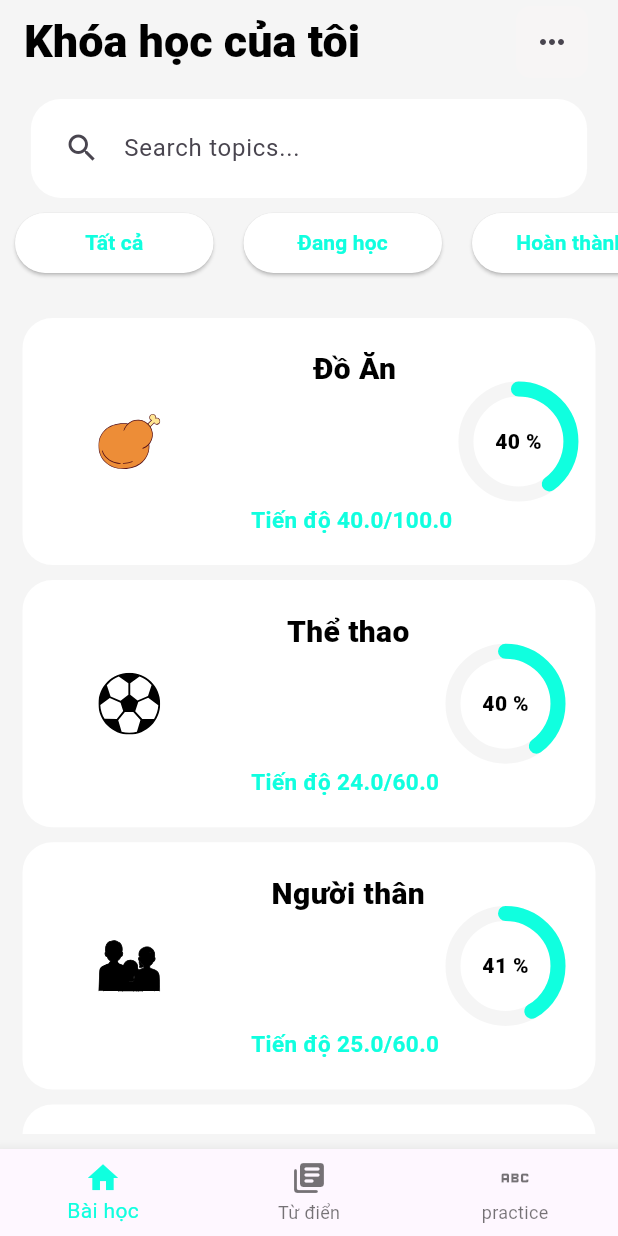
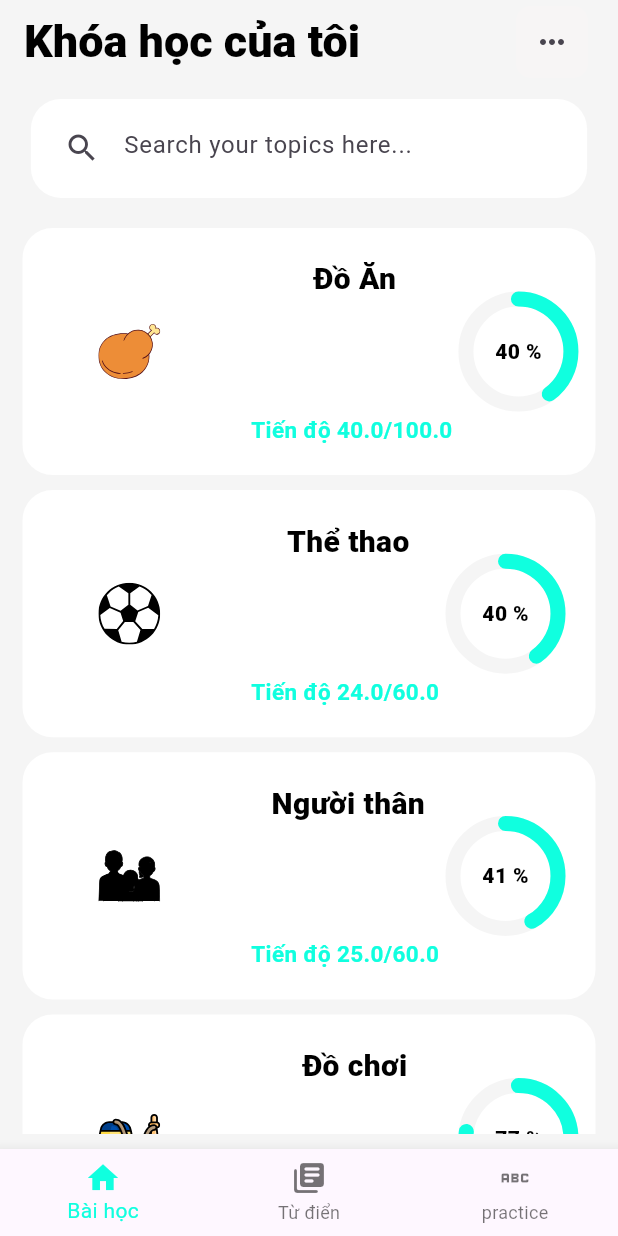
Before and after one commit to GDSC-UIT/LinkingSign-mobile, a Flutter app: the screen it shows after launch, on a phone screen of 412 x 824 dp. Run offline on Flutter 3.47's test engine with Material 3 defaults, Android fonts, the phone set to English and light mode, and no system bars; drawn by our look-alikes of percent_indicator; our stand-ins replace flutter_svg, get, searchfield; missing offline and left inert: dart:ffi.

Commit message:
already buit dictionary screens

```diff
--- a/lib/controller/topic_list_controller.dart
+++ b/lib/controller/topic_list_controller.dart
@@ -1,5 +1,5 @@
 import 'package:get/state_manager.dart';
-import 'package:vsa_mobile/database/wordtopic.dart';
+import 'package:vsa_mobile/database/wordtopic_model.dart';
 
 class TopicsController extends GetxController {
   // List<WordTopic> topics = <WordTopic>[].obs;
--- a/lib/main.dart
+++ b/lib/main.dart
@@ -2,7 +2,8 @@ import 'package:flutter/material.dart';
 import 'package:vsa_mobile/const/color.dart';
 import 'package:vsa_mobile/screens/my_home.dart';
 
-void main() {
+Future<void> main() async {
+  WidgetsFlutterBinding.ensureInitialized();
   runApp(const MyApp());
 }
 
--- a/lib/screens/lesson_view.dart
+++ b/lib/screens/lesson_view.dart
@@ -1,10 +1,9 @@
 import 'package:flutter/material.dart';
 import 'package:searchfield/searchfield.dart';
 import 'package:vsa_mobile/const/color.dart';
+import 'package:vsa_mobile/widgets/searching_bar.dart';
 import 'package:vsa_mobile/widgets/text_button_custom.dart';
 import 'package:vsa_mobile/widgets/word_topics_list.dart';
-
-var topicsdata = ["Đồ ăn", "Thức uống", "nước chanh"];
 
 class LessonView extends StatelessWidget {
   const LessonView({super.key});
@@ -16,51 +15,43 @@ class LessonView extends StatelessWidget {
     return Column(
       mainAxisAlignment: MainAxisAlignment.spaceBetween,
       children: [
-        Container(
-          width: screen_width * 0.9,
-          height: screen_height * 0.08,
-          padding: const EdgeInsets.all(10),
-          margin: const EdgeInsets.only(top: 10),
-          decoration: BoxDecoration(
-              color: Colors.white, borderRadius: BorderRadius.circular(20)),
-          child: const TextField(
-            decoration: InputDecoration(
-                border: InputBorder.none,
-                labelText: "Search topics...",
-                prefixIcon: Icon(Icons.search)),
-          ),
+        SearchingBar(
+          width: 0.9 * screen_width,
+          height: 0.08 * screen_height,
+          hintText: "Search your topic here",
         ),
-        SingleChildScrollView(
-          scrollDirection: Axis.horizontal,
-          child: Row(
-            children: [
-              TextButtonCustom(
-                title: "Tất cả",
-                Function: () {},
-                width: screen_width / 3 - 5,
-                height: 40,
-                buttonColor: ColorClass.mainColor,
-                textColor: Colors.black,
-              ),
-              TextButtonCustom(
-                title: "Đang học",
-                Function: () {},
-                width: screen_width / 3 - 5,
-                height: 40,
-                buttonColor: Colors.white,
-                textColor: Colors.white,
-              ),
-              TextButtonCustom(
-                title: "Hoàn thành",
-                Function: () {},
-                width: screen_width / 3 - 5,
-                height: 40,
-                buttonColor: ColorClass.mainColor,
-                textColor: Colors.white,
-              ),
-            ],
-          ),
-        ),
+
+        // SingleChildScrollView(
+        //   scrollDirection: Axis.horizontal,
+        //   child: Row(
+        //     children: [
+        //       TextButtonCustom(
+        //         title: "Tất cả",
+        //         Function: () {},
+        //         width: screen_width / 3 - 5,
+        //         height: 40,
+        //         buttonColor: ColorClass.mainColor,
+        //         textColor: Colors.black,
+        //       ),
+        //       TextButtonCustom(
+        //         title: "Đang học",
+        //         Function: () {},
+        //         width: screen_width / 3 - 5,
+        //         height: 40,
+        //         buttonColor: Colors.white,
+        //         textColor: Colors.white,
+        //       ),
+        //       TextButtonCustom(
+        //         title: "Hoàn thành",
+        //         Function: () {},
+        //         width: screen_width / 3 - 5,
+        //         height: 40,
+        //         buttonColor: ColorClass.mainColor,
+        //         textColor: Colors.white,
+        //       ),
+        //     ],
+        //   ),
+        // ),
         const Expanded(child: WordTopicList()),
       ],
     );
--- a/lib/screens/my_home.dart
+++ b/lib/screens/my_home.dart
@@ -1,5 +1,6 @@
 import 'package:flutter/material.dart';
 import 'package:vsa_mobile/const/color.dart';
+import 'package:vsa_mobile/screens/dictionary_view.dart';
 import 'package:vsa_mobile/screens/lesson_view.dart';
 import 'package:vsa_mobile/widgets/word_topics_list.dart';
 
@@ -16,10 +17,7 @@ String? appBarTitle;
 class _MyHomePageState extends State<MyHomePage> {
   List<Widget> widgetList = const [
     LessonView(),
-    Text(
-      'Learn',
-      style: TextStyle(fontSize: 20),
-    ),
+    DictionaryView(),
     Text(
       'Practice',
       style: TextStyle(fontSize: 20),
--- a/lib/widgets/progress_circle.dart
+++ b/lib/widgets/progress_circle.dart
@@ -1,47 +1,8 @@
 import 'package:flutter/material.dart';
-import 'package:circular/circular.dart';
 import 'package:percent_indicator/circular_percent_indicator.dart';
 import 'package:vsa_mobile/const/color.dart';
 
-// class ProgressCircle extends StatefulWidget {
-//   double maxValue;
-//   double currentValue;
-//   ProgressCircle(
-//       {super.key, required this.currentValue, required this.maxValue});
-//   @override
-//   State<ProgressCircle> createState() => _ProgressCircleState();
-// }
-
-// class _ProgressCircleState extends State<ProgressCircle> {
-//   @override
-//   Widget build(BuildContext context) {
-//     return CircularViewer(
-//       decoration: BoxDecoration(
-//         borderRadius: BorderRadius.circular(200),
-//         boxShadow: const [
-//           BoxShadow(
-//               offset: Offset(-20, -20),
-//               color: Colors.white,
-//               blurRadius: 20,
-//               spreadRadius: 1),
-//           BoxShadow(
-//               offset: Offset(20, 20),
-//               color: Color.fromARGB(255, 158, 158, 158),
-//               blurRadius: 20,
-//               spreadRadius: 1)
-//         ],
-//       ),
-//       value: widget.currentValue,
-//       maxValue: widget.maxValue,
-//       radius: 50,
-//       textStyle: TextStyle(fontSize: 30),
-//       color: Color(0xffEEEEEE),
-//       sliderColor: Color(0xff62CBDA),
-//       unSelectedColor: Color(0xffD7DEE7),
-//     );
-//   }
-// }
-
+@immutable
 class ProgressCircle extends StatefulWidget {
   double currentValue;
   double maxValue;
--- /dev/null
+++ b/lib/widgets/searching_bar.dart
@@ -0,0 +1,38 @@
+import 'package:flutter/material.dart';
+
+@immutable
+class SearchingBar extends StatefulWidget {
+  // const SearchingBar({super.key});
+
+  final double width;
+  final double height;
+  final String hintText;
+
+  SearchingBar(
+      {super.key,
+      required this.width,
+      required this.height,
+      required this.hintText});
+  @override
+  State<SearchingBar> createState() => _SearchingBarState();
+}
+
+class _SearchingBarState extends State<SearchingBar> {
+  @override
+  Widget build(BuildContext context) {
+    return Container(
+      width: widget.width,
+      height: widget.height,
+      padding: const EdgeInsets.all(10),
+      margin: const EdgeInsets.only(top: 10),
+      decoration: BoxDecoration(
+          color: Colors.white, borderRadius: BorderRadius.circular(20)),
+      child: const TextField(
+        decoration: InputDecoration(
+            border: InputBorder.none,
+            hintText: "Search your topics here...",
+            prefixIcon: Icon(Icons.search)),
+      ),
+    );
+  }
+}
--- a/lib/widgets/word_topic_card.dart
+++ b/lib/widgets/word_topic_card.dart
@@ -1,8 +1,8 @@
 import 'package:flutter/material.dart';
 import 'package:flutter_svg/flutter_svg.dart';
 import 'package:vsa_mobile/const/color.dart';
-import 'package:vsa_mobile/database/wordtopic.dart';
-import 'package:vsa_mobile/screens/words_in_topic.dart';
+import 'package:vsa_mobile/database/wordtopic_model.dart';
+import 'package:vsa_mobile/screens/words_in_topic_view.dart';
 import 'package:vsa_mobile/widgets/progress_circle.dart';
 
 class WordTopicCard extends StatelessWidget {
--- a/lib/widgets/word_topics_list.dart
+++ b/lib/widgets/word_topics_list.dart
@@ -1,7 +1,7 @@
 import 'package:flutter/material.dart';
 import 'package:get/get.dart';
 import 'package:vsa_mobile/controller/topic_list_controller.dart';
-import 'package:vsa_mobile/database/wordtopic.dart';
+import 'package:vsa_mobile/database/wordtopic_model.dart';
 import 'package:vsa_mobile/widgets/word_topic_card.dart';
 
 class WordTopicList extends StatefulWidget {
```
Also changed, not shown: lib/controller/words_controller.dart (added, +70 -0 lines), lib/screens/dictionary_view.dart (added, +40 -0 lines), lib/screens/words_in_topic_view.dart (renamed from lib/screens/words_in_topic.dart, +8 -28 lines), lib/widgets/dictionary_list.dart (added, +44 -0 lines), lib/widgets/word_card.dart (added, +48 -0 lines), lib/database/wordtopic_model.dart (renamed from lib/database/wordtopic.dart).
